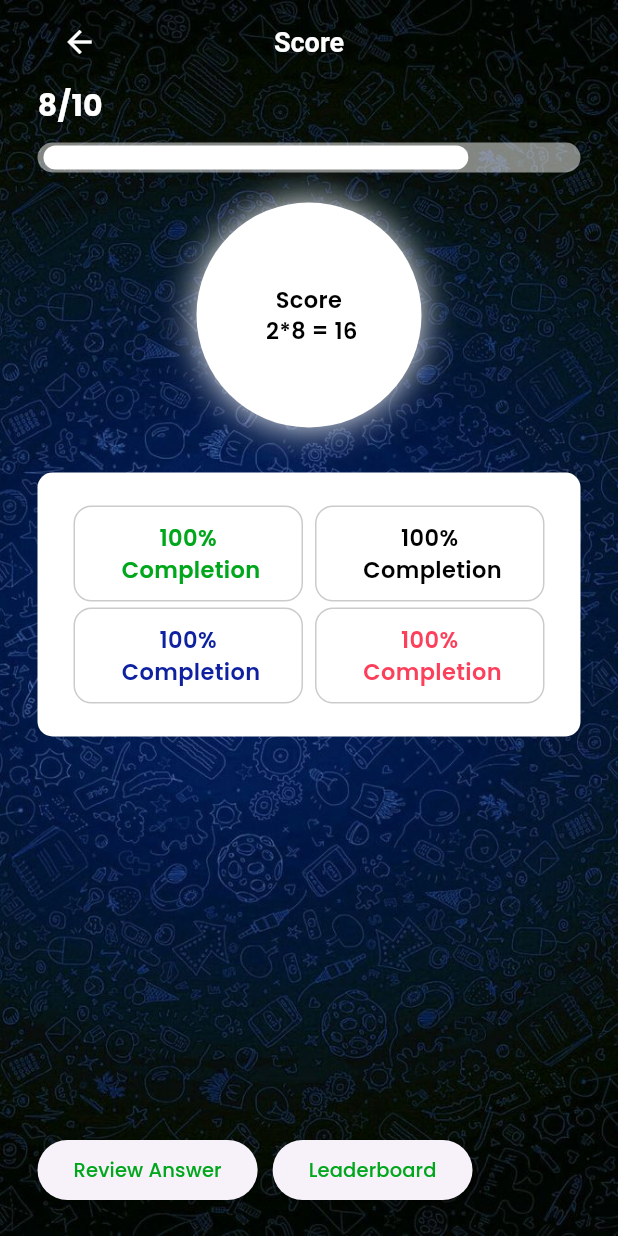
After one commit to Muntasir89/Quizer_App, a Flutter app: the ScorePage screen opened by its route, on a phone screen of 412 x 824 dp. The commit adds this screen. Run offline on Flutter 3.47's test engine with Material 3 defaults, Android fonts, the phone set to English and light mode, and no system bars; our stand-ins replace curved_navigation_bar, flutter_inset_box_shadow, flutter_screenutil, flutter_svg, get, get_storage and 3 more; missing offline and left inert: dart:ffi; accounts and stored records are empty.

Commit message:
ScorePage UI complete

```diff
--- a/lib/res/routes/route_names.dart
+++ b/lib/res/routes/route_names.dart
@@ -10,4 +10,6 @@ class RouteName {
   static const String quizDetailsPage = '/quizDetailsPage';
 
   static const String quizPage = '/quizPage';
+
+  static const String scorePage = '/ScorePage';
 }
--- a/lib/res/routes/routes.dart
+++ b/lib/res/routes/routes.dart
@@ -2,7 +2,8 @@ import 'package:get/get.dart';
 import 'package:quizer/view/home_screen/home_screen.dart';
 import 'package:quizer/view/landing_page/landing_page.dart';
 import 'package:quizer/view/quiz_details_page/quiz_details_page.dart';
-import 'package:quizer/view/quiz_sceen/quiz_sceen.dart';
+import 'package:quizer/view/quiz_screen/quiz_sceen.dart';
+import 'package:quizer/view/score_screen/score_screen.dart';
 import 'package:quizer/view/signup_screen/signup_screen.dart';
 
 import '../../view/login_screen/login_screen.dart';
@@ -44,5 +45,11 @@ class AppRoutes {
           transitionDuration: Duration(milliseconds: 250),
           transition: Transition.leftToRightWithFade,
         ),
+        GetPage(
+          name: RouteName.scorePage,
+          page: () => ScorePage(),
+          transitionDuration: Duration(milliseconds: 250),
+          transition: Transition.leftToRightWithFade,
+        ),
       ];
 }
--- a/lib/view/quiz_sceen/quiz_sceen.dart
+++ b/lib/view/quiz_screen/quiz_sceen.dart
@@ -4,7 +4,7 @@ import 'package:flutter/material.dart';
 import 'package:get/get.dart';
 import 'package:quizer/res/colors/AppColor.dart';
 import 'package:quizer/res/values/text_style.dart';
-import 'package:quizer/view/quiz_sceen/widgets/options.dart';
+import 'package:quizer/view/quiz_screen/widgets/options.dart';
 import 'package:quizer/view_model/quiz/quiz_controller.dart';
 
 import '../../res/assets/AppAssets.dart';
@@ -88,7 +88,7 @@ class QuizPage extends StatelessWidget {
                 mainAxisAlignment: MainAxisAlignment.spaceBetween,
                 children: [
                   Text(
-                    "2/10",
+                    "${controller.qustionsNo.value} /10",
                     style: style_white_bold_18,
                   ),
                   Text(
@@ -103,15 +103,16 @@ class QuizPage extends StatelessWidget {
               child: PageView.builder(
                 physics: NeverScrollableScrollPhysics(),
                 controller: controller.pageController,
-                itemCount: 10,
+                itemCount: controller.qustions.value,
                 itemBuilder: (context, index) {
                   return SingleChildScrollView(
                     child: Column(
                       children: [
                         Text(
-                          "$index) Which type of JavaScript language is ___?",
+                          "${controller.qustionsNo.value}) Which type of JavaScript language is ___?",
                           style: style_white_w500_15,
                         ),
+                        gap_v10,
                         DecoratedBox(
                           decoration: BoxDecoration(
                               color: AppColor.whiteColor,
--- /dev/null
+++ b/lib/view/score_screen/score_screen.dart
@@ -0,0 +1,153 @@
+import 'package:flutter/material.dart';
+import 'package:get/get.dart';
+import 'package:quizer/res/colors/AppColor.dart';
+import 'package:quizer/res/values/text_style.dart';
+import 'package:quizer/view/score_screen/widgets/score_box.dart';
+
+import '../../res/assets/AppAssets.dart';
+import '../../res/values/app_values.dart';
+import '../../view_model/quiz/quiz_controller.dart';
+
+class ScorePage extends StatelessWidget {
+  const ScorePage({super.key});
+
+  @override
+  Widget build(BuildContext context) {
+    return Scaffold(
+      body: Container(
+        padding: symmetric_h25,
+        decoration: const BoxDecoration(
+          image: DecorationImage(
+            image: AssetImage(AppAssets.bg),
+            fit: BoxFit.cover,
+          ),
+        ),
+        child: Column(
+          crossAxisAlignment: CrossAxisAlignment.center,
+          children: [
+            AppBar(
+              backgroundColor: Colors.transparent,
+              foregroundColor: AppColor.whiteColor,
+              title: Text(
+                "Score",
+                style: style_white_bold_18,
+              ),
+            ),
+            Align(
+              alignment: Alignment.centerLeft,
+              child: Text(
+                "8/10",
+                style: style_white_bold_20,
+              ),
+            ),
+            gap_v10,
+            Container(
+              height: 20,
+              padding: symmetric_h4_v2,
+              alignment: Alignment.centerLeft,
+              decoration: BoxDecoration(
+                color: AppColor.whiteColor.withOpacity(0.5),
+                borderRadius: BorderRadius.circular(r10),
+              ),
+              child: LayoutBuilder(builder: (context, constraints) {
+                return DecoratedBox(
+                  decoration: BoxDecoration(
+                      color: AppColor.whiteColor,
+                      borderRadius: BorderRadius.circular(r10)),
+                  child: GetBuilder<QuizController>(
+                    builder: (controller) {
+                      // ⬇️ ScoreProgress
+                      return SizedBox(
+                        height: constraints.maxHeight,
+                        width: constraints.maxWidth * 0.8,
+                      );
+                    },
+                  ),
+                );
+              }),
+            ),
+            gap_v20,
+            Container(
+              height: 150,
+              width: 150,
+              alignment: Alignment.center,
+              decoration: BoxDecoration(
+                  color: AppColor.whiteColor,
+                  borderRadius: BorderRadius.circular(80),
+                  boxShadow: [
+                    BoxShadow(
+                      color: AppColor.whiteColor,
+                      // offset: Offset(5, 5),
+                      // spreadRadius: 10,
+                      blurRadius: 20,
+                    )
+                  ]),
+              child: Text(
+                "Score \n 2*8 = 16",
+                style: style_black_w600_15,
+                textAlign: TextAlign.center,
+              ),
+            ),
+            gap_v30,
+            Container(
+              padding: all20,
+              decoration: BoxDecoration(
+                color: AppColor.whiteColor,
+                borderRadius: BorderRadius.circular(r10),
+              ),
+              child: Column(
+                crossAxisAlignment: CrossAxisAlignment.center,
+                mainAxisAlignment: MainAxisAlignment.center,
+                children: [
+                  Row(
+                    // cro
+                    children: [
+                      ScoreBox(
+                        color: AppColor.primaryButtonColor,
+                      ),
+                      ScoreBox(
+                        color: AppColor.blackColor,
+                      ),
+                    ],
+                  ),
+                  Row(
+                    // cro
+                    children: [
+                      ScoreBox(
+                        color: AppColor.primaryColor,
+                      ),
+                      ScoreBox(
+                        color: AppColor.redColor,
+                      ),
+                    ],
+                  )
+                ],
+              ),
+            ),
+            Expanded(child: gap_v10),
+            Row(
+              children: [
+                ElevatedButton(
+                  onPressed: () {},
+                  child: Text(
+                    "Review Answer",
+                    style: style_green_w500_13,
+                  ),
+                ),
+                gap_h10,
+                ElevatedButton(
+                  onPressed: () {},
+                  child: Text(
+                    "Leaderboard",
+                    style: style_green_w500_13,
+                  ),
+                )
+              ],
+            ),
+            gap_v20
+          ],
+        ),
+      ),
+    );
+  }
+}
--- /dev/null
+++ b/lib/view/score_screen/widgets/score_box.dart
@@ -0,0 +1,40 @@
+import 'package:flutter/foundation.dart';
+import 'package:flutter/material.dart';
+import 'package:flutter/widgets.dart';
+import 'package:quizer/res/values/text_style.dart';
+
+import '../../../res/colors/AppColor.dart';
+import '../../../res/values/app_values.dart';
+
+class ScoreBox extends StatelessWidget {
+  final Color color;
+  ScoreBox({required this.color, super.key});
+
+  @override
+  Widget build(BuildContext context) {
+    return Expanded(
+      child: Container(
+        margin: symmetric_h4_v2,
+        padding: symmetric_h15_v10,
+        alignment: Alignment.center,
+        decoration: BoxDecoration(
+          color: Colors.transparent,
+          borderRadius: BorderRadius.circular(r12),
+          border: Border.all(
+            width: 1,
+            color: AppColor.secondaryTextColor,
+          ),
+        ),
+        child: Text(
+          "100% \n Completion",
+          style: TextStyle(
+            color: color,
+            fontSize: 15,
+            fontWeight: FontWeight.w600,
+          ),
+          textAlign: TextAlign.center,
+        ),
+      ),
+    );
+  }
+}
--- a/lib/view_model/quiz/quiz_controller.dart
+++ b/lib/view_model/quiz/quiz_controller.dart
@@ -1,5 +1,6 @@
 import 'package:flutter/material.dart';
 import 'package:get/get.dart';
+import 'package:quizer/res/routes/route_names.dart';
 
 class QuizController extends GetxController
     with GetSingleTickerProviderStateMixin {
@@ -9,8 +10,9 @@ class QuizController extends GetxController
   late PageController _pageController;
   PageController get pageController => this._pageController;
 
-  // List<Question> _questions =
-  final duration = RxInt(10);
+  final qustions = RxInt(10);
+  final qustionsNo = RxInt(1);
+  final duration = RxInt(2);
 
   @override
   void onInit() {
@@ -35,14 +37,19 @@ class QuizController extends GetxController
   void nextQuestion() {
     // Reset the counter
     print("next Question starts");
+    if (qustionsNo.value < qustions.value) {
       _animationController.reset();
       _pageController.nextPage(
         duration: Duration(seconds: 1),
         curve: Curves.linear,
       );
+      qustionsNo.value++;
       _animationController.forward().whenComplete(() {
         nextQuestion();
       });
+    } else {
+      Get.offNamed(RouteName.scorePage);
+    }
   }
 
   // // called just before the Controller is deleted from memory
```
Also changed, not shown: lib/view/quiz_screen/widgets/options.dart (renamed from lib/view/quiz_sceen/widgets/options.dart). Lines whose indentation alone changed are shown as unchanged.
